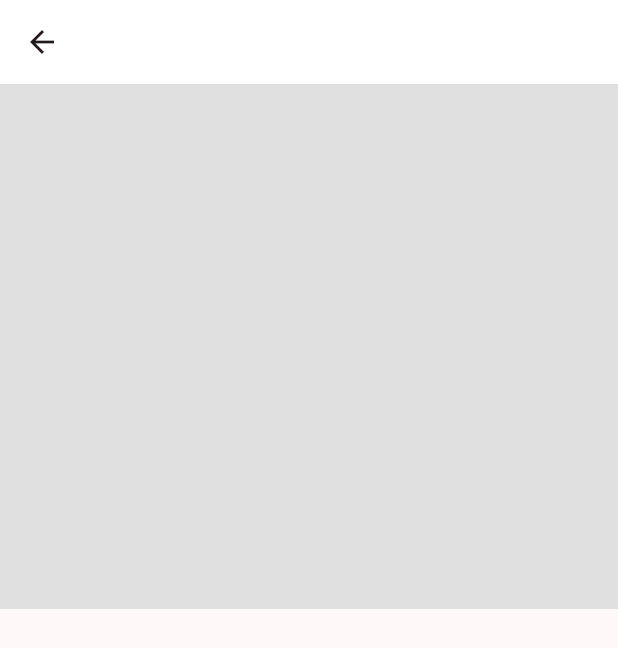
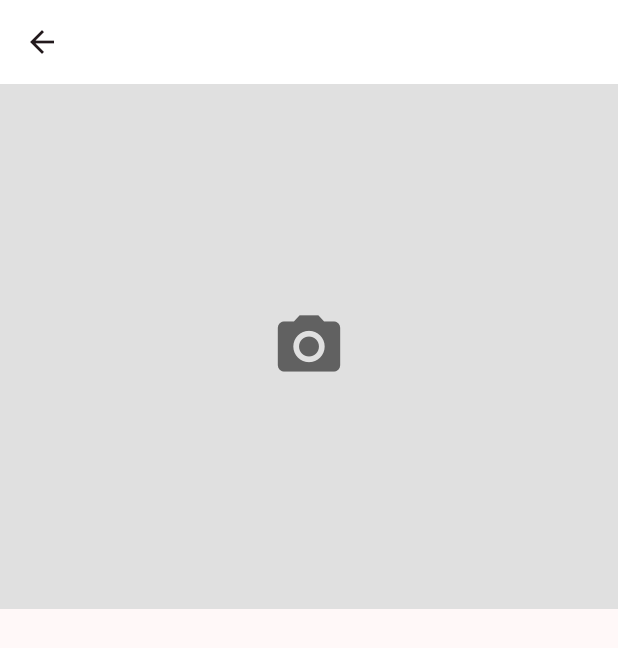
Before and after one commit to nakwon-music-shop/ONLINE_SHOPPINGMALL, a Flutter app: the RegistPage screen opened directly, on a phone screen of 412 x 824 dp. Shown: the top 648 px of the screen. Run offline on Flutter 3.47's test engine with Material 3 defaults, Android fonts, the phone set to English and light mode, and no system bars; our stand-ins replace image_picker.

Commit message:
[add]사진 업로드 영역에 카메라 아이콘 추가

```diff
--- a/nakwon_online_shoppingmall/lib/pages/regist/widgets/jaket_photo_button.dart
+++ b/nakwon_online_shoppingmall/lib/pages/regist/widgets/jaket_photo_button.dart
@@ -35,6 +35,11 @@ class _JaketPhotoButtonState extends State<JaketPhotoButton> {
               width: 220,
               height: 240,
               color: Colors.grey[300],
+              child: Icon(
+                Icons.photo_camera,
+                size: 50,
+                color: Colors.grey[700],
+              ),
             ),
           );
   }
```
